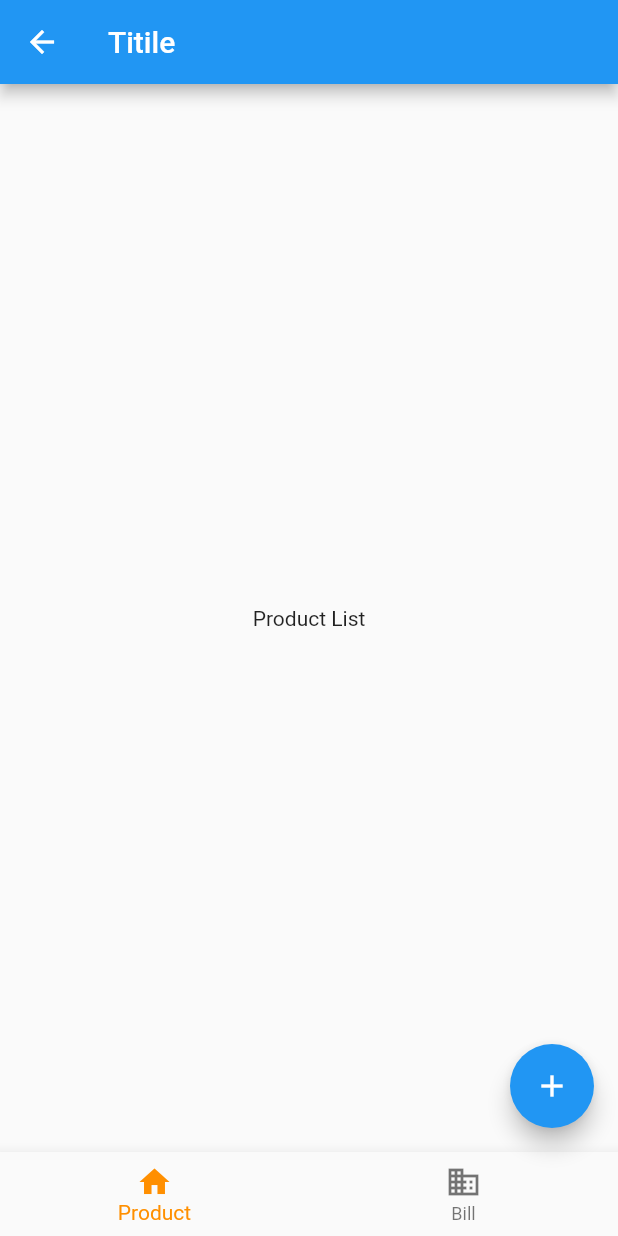
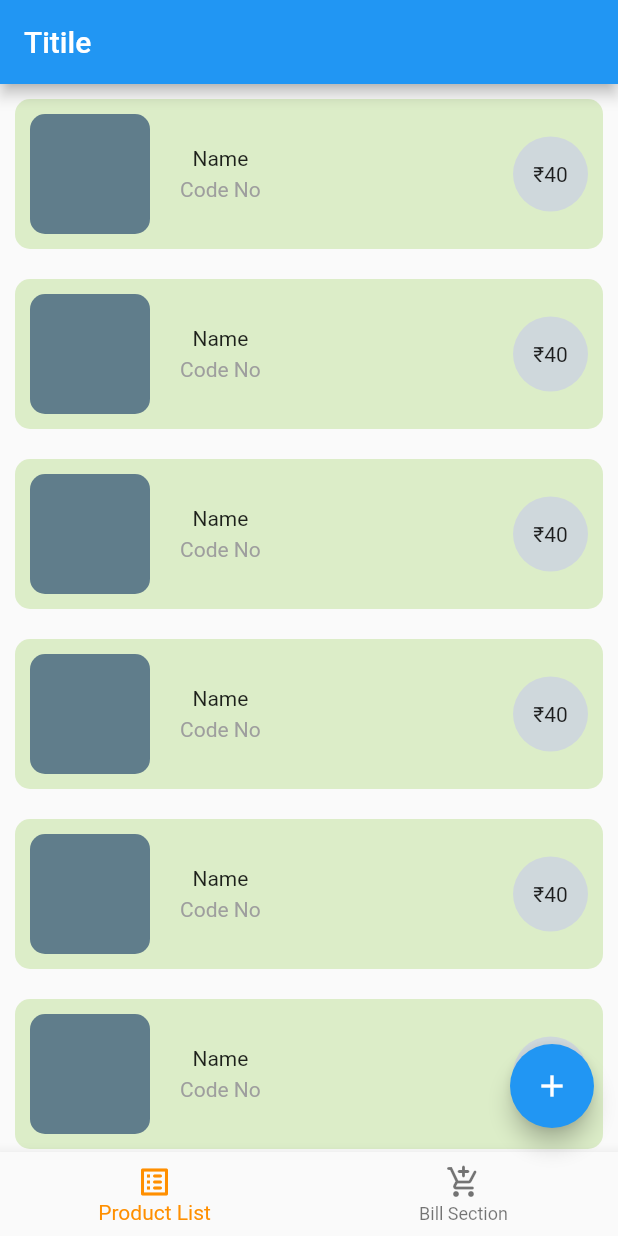
Before and after one commit to akshayanil22/BillingApp, a Flutter app: the HomePage screen opened directly, on a phone screen of 412 x 824 dp. Run offline on Flutter 3.47's test engine with Material 2 defaults, Android fonts, the phone set to English and light mode, and no system bars.

Commit message:
Create ProductListWidgets

```diff
--- a/lib/main.dart
+++ b/lib/main.dart
@@ -14,7 +14,7 @@ class MyApp extends StatelessWidget {
   @override
   Widget build(BuildContext context) {
     return const MaterialApp(
-      home: AddProduct(),
+      home: HomePage(),
     );
   }
 }
@@ -46,12 +46,12 @@ class _HomePageState extends State<HomePage> {
       bottomNavigationBar: BottomNavigationBar(
         items: const <BottomNavigationBarItem>[
           BottomNavigationBarItem(
-            icon: Icon(Icons.home),
-            label: 'Product',
+            icon: Icon(Icons.list_alt_rounded),
+            label: 'Product List',
           ),
           BottomNavigationBarItem(
-            icon: Icon(Icons.business),
-            label: 'Bill',
+            icon: Icon(Icons.add_shopping_cart_rounded),
+            label: 'Bill Section',
           ),
         ],
         currentIndex: _selectedIndex,
--- a/lib/product_list.dart
+++ b/lib/product_list.dart
@@ -1,3 +1,4 @@
+import 'package:billing_app/widgets/product_list_widgets.dart';
 import 'package:flutter/material.dart';
 
 class ProductList extends StatelessWidget {
@@ -5,6 +6,11 @@ class ProductList extends StatelessWidget {
 
   @override
   Widget build(BuildContext context) {
-    return const Center(child:Text('Product List'));
+    return ListView.builder(
+      itemCount: 10,
+      itemBuilder: (context,index){
+        return ProductListWidget();
+      },
+    );
   }
 }
--- /dev/null
+++ b/lib/widgets/product_list_widgets.dart
@@ -0,0 +1,57 @@
+import 'package:flutter/material.dart';
+
+class ProductListWidget extends StatelessWidget {
+  const ProductListWidget({
+    Key? key,
+  }) : super(key: key);
+
+  @override
+  Widget build(BuildContext context) {
+    return Container(
+      margin: EdgeInsets.all(10),
+      padding: EdgeInsets.all(10),
+      width: double.infinity,
+      height: 100,
+      decoration: BoxDecoration(
+          color: Colors.lightGreen[100],
+          borderRadius: BorderRadius.circular(10)
+      ),
+      child: Row(
+        children: [
+          Container(
+            height: 80,
+            width: 80,
+            decoration: BoxDecoration(
+              color: Colors.blueGrey,
+              borderRadius: BorderRadius.circular(10),
+            ),
+          ),
+          Container(
+            margin: const EdgeInsets.only(left: 20),
+            height: 80,
+            child: Column(
+              mainAxisAlignment: MainAxisAlignment.center,
+              children: const [
+                Text('Name'),
+                SizedBox(height: 5,),
+                Text('Code No',style: TextStyle(
+                    color: Colors.grey
+                ),),
+              ],
+            ),
+          ),
+          const Spacer(),
+          Container(
+            height: 50,
+            width: 50,
+            decoration: BoxDecoration(
+              color: Colors.blueGrey[100],
+              borderRadius: BorderRadius.circular(100),
+            ),
+            child: Center(child: Text('₹40')),
+          )
+        ],
+      ),
+    );
+  }
+}
```
